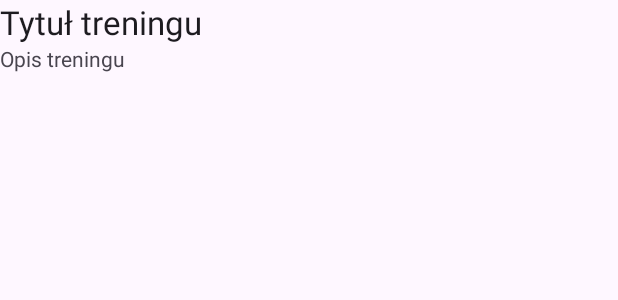
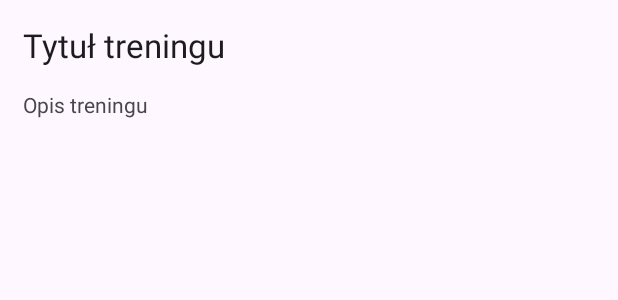
Before and after one commit to bombelk/Head_First, an Android app: the layout fragment_workout_detail.xml on its own in the app's theme, with its tools: preview values and no code run, on a phone screen of 412 x 824 dp. Shown: the top 300 px of the screen. Run offline under Robolectric (Android 15) with nearby library versions, the phone set to English and light mode, and no system bars.

Commit message:
Fragment's nesting

```diff
--- a/app/src/main/res/layout/fragment_workout_detail.xml
+++ b/app/src/main/res/layout/fragment_workout_detail.xml
@@ -1,9 +1,9 @@
 <?xml version="1.0" encoding="utf-8"?>
 <LinearLayout
     xmlns:android="http://schemas.android.com/apk/res/android"
-    xmlns:tools="http://schemas.android.com/tools"
     android:layout_height="match_parent"
     android:layout_width="match_parent"
+    android:padding="15dp"
     android:orientation="vertical">
 
     <TextView
@@ -11,14 +11,22 @@
         android:layout_height="wrap_content"
         android:textAppearance="?android:attr/textAppearanceLarge"
         android:text="@string/workout_title"
+        android:layout_marginBottom="15dp"
         android:id="@+id/textTitle">
     </TextView>
     <TextView
         android:layout_width="wrap_content"
         android:layout_height="wrap_content"
         android:text="@string/workout_description"
+        android:layout_marginBottom="10dp"
         android:id="@+id/textDescription">
 
     </TextView>
 
+    <FrameLayout
+        android:layout_width="match_parent"
+        android:layout_height="match_parent"
+        android:id="@+id/stopwatch_container">
+    </FrameLayout>
+
 </LinearLayout>
```
Also changed, not shown: app/src/main/AndroidManifest.xml (+4 -4 lines), app/src/main/java/com/example/trenaer/TempActivity.java (+10 -0 lines), app/src/main/java/com/example/trenaer/WorkoutDetailFragment.java (+10 -1 lines), app/src/main/res/layout/activity_temp.xml (+4 -3 lines).
